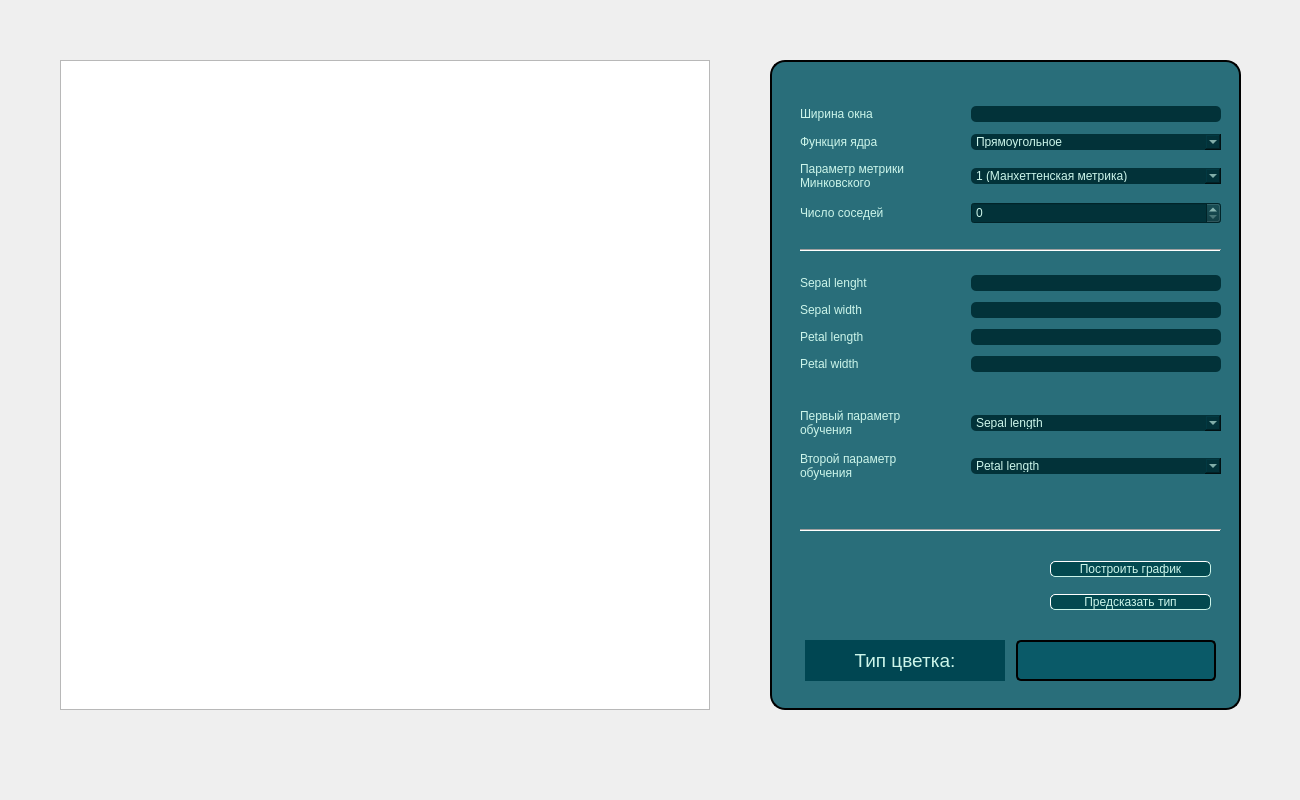
EL96cpp/KnnVisualiser, file mainwindow.ui: the form before one commit.
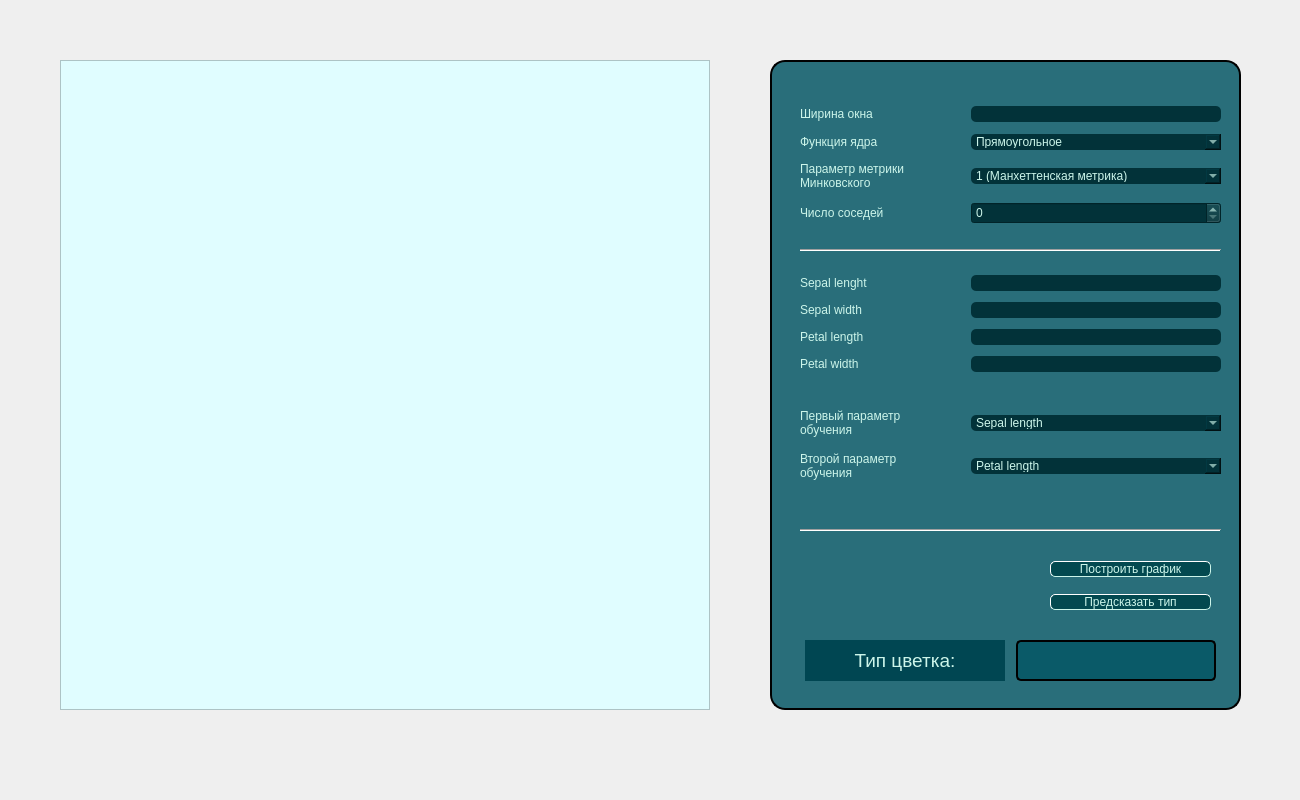
The form after the commit. Icons and pictures are not drawn.

Commit message: Added background-color to GraphicScene and warning message in case required for prediction fields are empty

Patch:
```diff
--- a/mainwindow.ui
+++ b/mainwindow.ui
@@ -855,6 +855,9 @@
       <height>650</height>
      </size>
     </property>
+    <property name="styleSheet">
+     <string notr="true">background-color: rgb(224, 253, 255);</string>
+    </property>
    </widget>
   </widget>
  </widget>
```
The commit also changes 3 other files.
